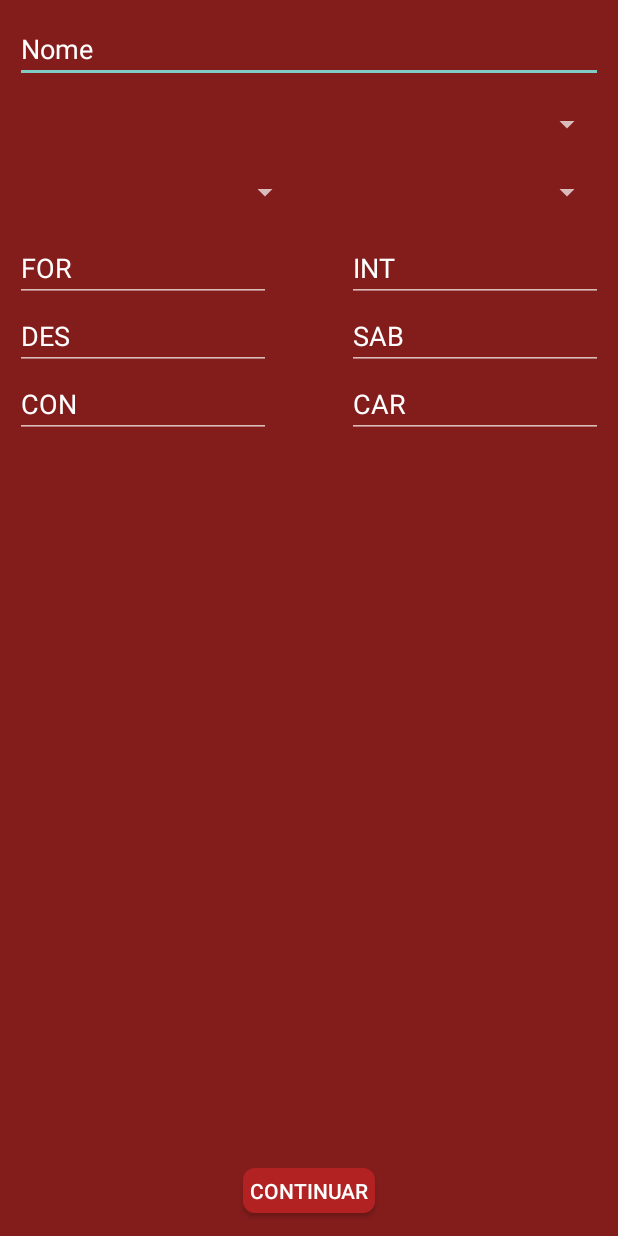
After one commit to EwertonProg/FichaTormenta, an Android app: the CriacaoPersonagemActivity screen opened directly, with no data from a screen before it, on a phone screen of 412 x 824 dp. The commit adds this screen. Run offline under Robolectric (Android 15) with nearby library versions, the phone set to English and light mode, and no system bars.

Commit message:
Criando tela inicial de criação de personagem

```diff
--- /dev/null
+++ b/app/src/main/java/br/arpigi/fichaTormenta/activity/CriacaoPersonagemActivity.java
@@ -0,0 +1,13 @@
+package br.arpigi.fichaTormenta.activity;
+
+import android.support.v7.app.AppCompatActivity;
+import android.os.Bundle;
+
+public class CriacaoPersonagemActivity extends AppCompatActivity {
+
+    @Override
+    protected void onCreate(Bundle savedInstanceState) {
+        super.onCreate(savedInstanceState);
+        setContentView(R.layout.activity_criacao_personagem);
+    }
+}
--- a/app/src/main/java/br/arpigi/fichaTormenta/model/Personagem.java
+++ b/app/src/main/java/br/arpigi/fichaTormenta/model/Personagem.java
@@ -95,6 +95,12 @@ public class Personagem {
         uparNv(classe, null);
     }
 
+    public Personagem(Raca raca,Classe classe) {
+        this.raca.setTarget(raca);
+        this.modificacoesPorRaca();
+        this.criarPericias();
+        uparNv(classe, null);
+    }
 
     private void modificacoesPorRaca() {
         this.deslocamento = this.raca.getTarget().getDeslocamento();
--- /dev/null
+++ b/app/src/main/res/drawable/botao_arredondado.xml
@@ -0,0 +1,14 @@
+<?xml version="1.0" encoding="utf-8"?>
+<shape xmlns:android="http://schemas.android.com/apk/res/android"
+    android:shape="rectangle">
+
+    <corners
+        android:radius="8dp"
+        />
+
+    <solid
+        android:color="@color/secundaria"
+        />
+
+
+</shape>
--- /dev/null
+++ b/app/src/main/res/layout/activity_criacao_personagem.xml
@@ -0,0 +1,153 @@
+<?xml version="1.0" encoding="utf-8"?>
+<android.support.constraint.ConstraintLayout xmlns:android="http://schemas.android.com/apk/res/android"
+    xmlns:app="http://schemas.android.com/apk/res-auto"
+    xmlns:tools="http://schemas.android.com/tools"
+    android:layout_width="match_parent"
+    android:layout_height="match_parent"
+    android:background="@color/primaria"
+    tools:context="br.arpigi.fichaTormenta.activity.CriacaoPersonagemActivity">
+
+    <EditText
+        android:id="@+id/ed_nome_personagem"
+        android:layout_width="match_parent"
+        android:layout_height="wrap_content"
+        android:hint="Nome"
+        android:layout_margin="10dp"
+        android:ems="10"
+        app:layout_constraintTop_toTopOf="parent"
+        app:layout_constraintStart_toStartOf="parent"
+        app:layout_constraintEnd_toEndOf="parent"
+        android:textColor="@color/white"
+        android:textColorHint="@color/white"
+        />
+
+    <Spinner
+        android:id="@+id/spinner_raca_personagem"
+        android:layout_width="match_parent"
+        android:layout_height="35dp"
+        android:layout_margin="10dp"
+        android:spinnerMode="dropdown"
+        app:layout_constraintTop_toBottomOf="@id/ed_nome_personagem"
+        app:layout_constraintStart_toStartOf="@id/ed_nome_personagem"
+        app:layout_constraintEnd_toEndOf="@id/ed_nome_personagem"
+        />
+<LinearLayout
+    android:id="@+id/linear_personagem"
+    android:orientation="horizontal"
+    android:layout_width="match_parent"
+    android:layout_height="wrap_content"
+    android:layout_margin="10dp"
+    app:layout_constraintTop_toBottomOf="@id/spinner_raca_personagem"
+    app:layout_constraintStart_toStartOf="@id/spinner_raca_personagem">
+
+    <Spinner
+        android:id="@+id/spinner_tendendia_personagem"
+        android:layout_width="match_parent"
+        android:layout_height="35dp"
+        android:layout_weight="1"
+        android:layout_marginEnd="5dp"
+        app:layout_constraintEnd_toStartOf="@id/spinner_sexo_personagem"
+        app:layout_constraintStart_toStartOf="@id/spinner_raca_personagem" />
+
+    <Spinner
+        android:id="@+id/spinner_sexo_personagem"
+        android:layout_width="match_parent"
+        android:layout_height="35dp"
+        android:layout_weight="1"
+        android:layout_marginStart="5dp"
+        app:layout_constraintEnd_toEndOf="@id/spinner_raca_personagem"
+        app:layout_constraintStart_toEndOf="@id/spinner_tendendia_personagem"
+        app:layout_constraintTop_toBottomOf="@id/spinner_raca_personagem" />
+</LinearLayout>
+
+    <GridLayout
+        android:id="@+id/grid_personagem"
+        android:layout_width="match_parent"
+        android:layout_height="wrap_content"
+        android:layout_margin="10dp"
+        android:columnCount="2"
+        android:rowCount="3"
+        android:orientation="vertical"
+        app:layout_constraintTop_toBottomOf="@id/linear_personagem"
+        app:layout_constraintStart_toStartOf="@id/linear_personagem"
+        >
+
+        <EditText
+            android:id="@+id/ed_forca_personagem"
+            android:layout_width="wrap_content"
+            android:layout_height="wrap_content"
+            android:layout_gravity="right"
+            android:hint="FOR"
+            android:ems="8"
+            android:textColor="@color/white"
+            android:textColorHint="@color/white"
+            />
+        <EditText
+            android:id="@+id/ed_destreza_personagem"
+            android:layout_width="wrap_content"
+            android:layout_height="wrap_content"
+            android:layout_gravity="right"
+            android:hint="DES"
+            android:ems="8"
+            android:textColor="@color/white"
+            android:textColorHint="@color/white"
+            />
+        <EditText
+            android:id="@+id/ed_constituicao_personagem"
+            android:layout_width="wrap_content"
+            android:layout_height="wrap_content"
+            android:layout_gravity="right"
+            android:hint="CON"
+            android:ems="8"
+            android:textColor="@color/white"
+            android:textColorHint="@color/white"
+            />
+        <EditText
+            android:id="@+id/ed_inteligencia_personagem"
+            android:layout_width="wrap_content"
+            android:layout_height="wrap_content"
+            android:layout_gravity="right"
+            android:hint="INT"
+            android:ems="8"
+            android:textColor="@color/white"
+            android:textColorHint="@color/white"
+            />
+        <EditText
+            android:id="@+id/ed_sabedoria_personagem"
+            android:layout_width="wrap_content"
+            android:layout_height="wrap_content"
+            android:layout_gravity="right"
+            android:hint="SAB"
+            android:ems="8"
+            android:textColor="@color/white"
+            android:textColorHint="@color/white"
+            />
+        <EditText
+            android:id="@+id/ed_carisma_personagem"
+            android:layout_width="wrap_content"
+            android:layout_height="wrap_content"
+            android:layout_gravity="right"
+            android:hint="CAR"
+            android:ems="8"
+            android:textColor="@color/white"
+            android:textColorHint="@color/white"
+            />
+
+
+    </GridLayout>
+
+    <Button
+        android:id="@+id/btn_continuar_personagem"
+        android:layout_width="wrap_content"
+        android:layout_height="30dp"
+        app:layout_constraintBottom_toBottomOf="parent"
+        app:layout_constraintEnd_toEndOf="parent"
+        app:layout_constraintStart_toStartOf="parent"
+        android:textColor="@color/white"
+        android:background="@drawable/botao_arredondado"
+        android:text="Continuar"
+        android:layout_marginBottom="15dp"
+        />
+
+
+</android.support.constraint.ConstraintLayout>
--- a/app/src/main/res/layout/activity_lista_personagens.xml
+++ b/app/src/main/res/layout/activity_lista_personagens.xml
@@ -4,7 +4,7 @@
     android:layout_width="match_parent"
     android:layout_height="match_parent"
     android:orientation="vertical"
-    tools:context=".ListaPersonagens">
+    tools:context=".ListaPersonagensActivity">
 
     <android.support.v7.widget.RecyclerView
         android:id="@+id/lista_pesrsonagem_recycler"
```
Also changed, not shown: app/src/main/AndroidManifest.xml (+8 -6 lines), app/src/main/java/br/arpigi/fichaTormenta/activity/ListaPersonagensActivity.java (renamed from app/src/main/java/br/arpigi/fichaTormenta/activity/ListaPersonagens.java, +5 -2 lines), app/src/main/java/br/arpigi/fichaTormenta/activity/MainActivity.java (+12 -12 lines), app/src/main/res/layout/app_bar.xml (added, +26 -0 lines), app/src/main/res/values/styles.xml (+7 -6 lines).
